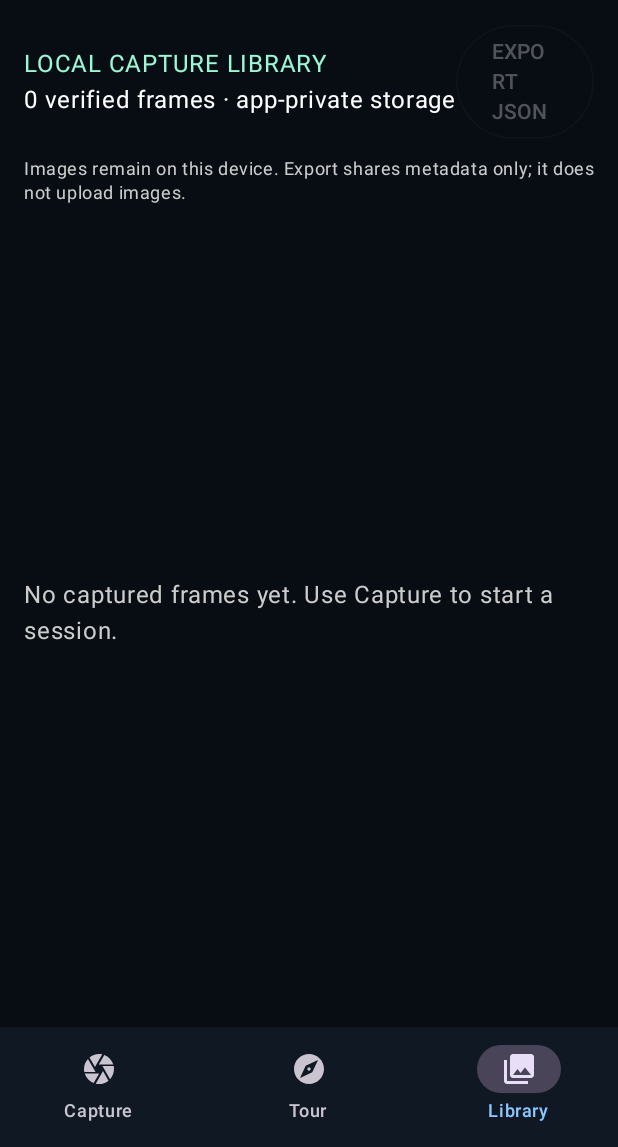
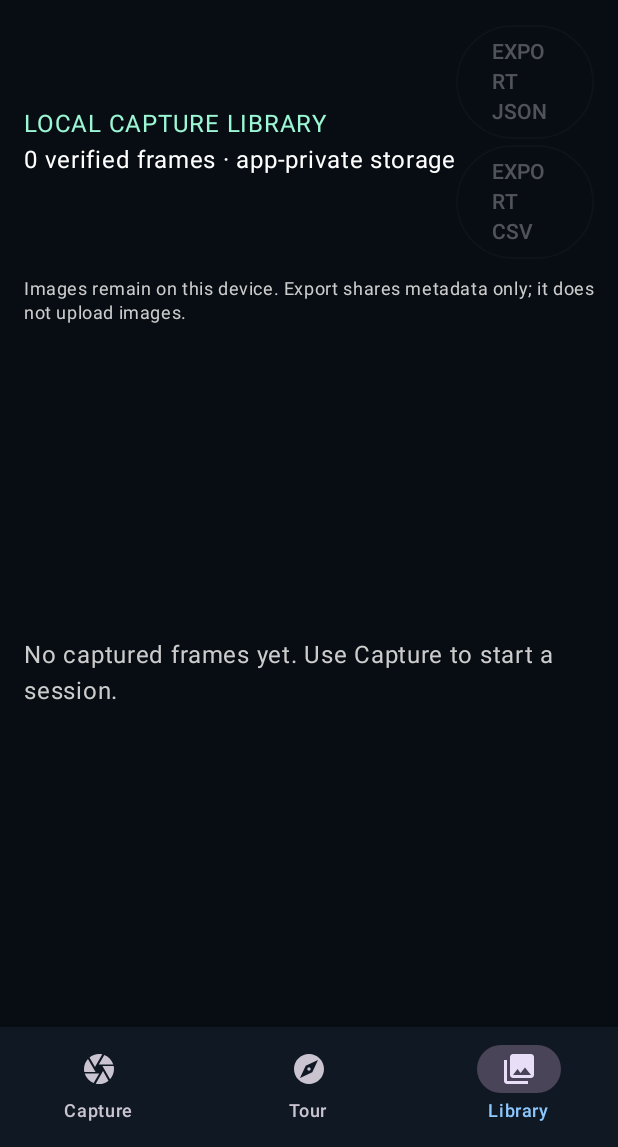
Before and after one commit to metsam-mastem/3DCAP, an Android app built with Jetpack Compose: the screen it shows after launch (MainActivity), item 3 of the bottom bar chosen, on a phone screen of 412 x 824 dp, the part 89-1236 px from its top. Run offline under Robolectric (Android 15) with nearby library versions, the phone set to English and light mode, and no system bars; libraries missing offline, so code that uses them is left out: androidx.camera.core, androidx.camera.lifecycle, androidx.camera.view; 3 statements that could not run were skipped.

Commit message:
feat(export): expose JSON and CSV metadata sharing

```diff
--- a/app/src/main/java/studio/threedcap/MainActivity.kt
+++ b/app/src/main/java/studio/threedcap/MainActivity.kt
@@ -176,6 +176,7 @@ class MainActivity : ComponentActivity(), SensorEventListener {
          Text("LOCAL CAPTURE LIBRARY",color=Color(0xFF9BF7D4))
          Text("${manifest?.frames?.size ?: 0} verified frames · app-private storage",color=Color.White)
         }
+        Column(horizontalAlignment=Alignment.End,verticalArrangement=Arrangement.spacedBy(4.dp)) {
          OutlinedButton(
           enabled = manifest != null,
           onClick = {
@@ -188,6 +189,19 @@ class MainActivity : ComponentActivity(), SensorEventListener {
            startActivity(android.content.Intent.createChooser(send, "Export capture manifest"))
           }
          ) { Text("EXPORT JSON") }
+         OutlinedButton(
+          enabled = manifest != null,
+          onClick = {
+           val csv = captureSessionStore.exportManifestCsv()
+           val send = android.content.Intent(android.content.Intent.ACTION_SEND).apply {
+            type = "text/csv"
+            putExtra(android.content.Intent.EXTRA_SUBJECT, "3DCAP capture metadata")
+            putExtra(android.content.Intent.EXTRA_TEXT, csv)
+           }
+           startActivity(android.content.Intent.createChooser(send, "Export capture metadata"))
+          }
+         ) { Text("EXPORT CSV") }
+        }
        }
        Text("Images remain on this device. Export shares metadata only; it does not upload images.",color=Color.LightGray,style=MaterialTheme.typography.bodySmall)
        if (manifest == null || manifest.frames.isEmpty()) {
```
Lines whose indentation alone changed are shown as unchanged.
